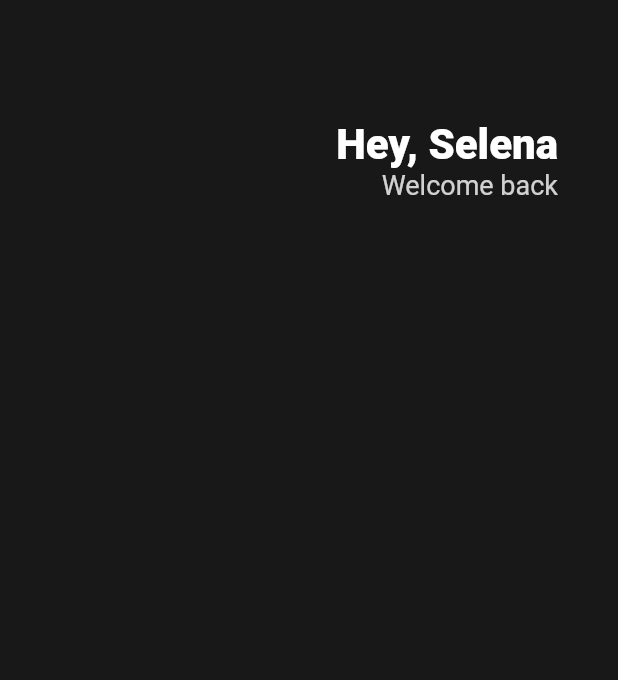
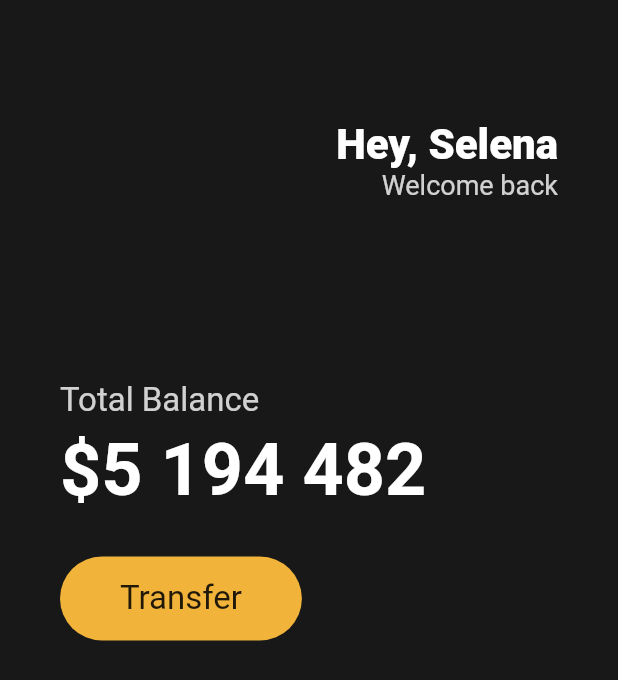
Before and after one commit to JinsooLee-Testing/toonflix, a Flutter app: the screen it shows after launch, on a phone screen of 412 x 824 dp. Shown: the top 680 px of the screen. Run offline on Flutter 3.47's test engine with Material 2 defaults, Android fonts, the phone set to English and light mode, and no system bars.

Commit message:
add Total_Balance and Cash and Transfer_Button

```diff
--- a/lib/main.dart
+++ b/lib/main.dart
@@ -23,6 +23,7 @@ class App extends StatelessWidget {
             horizontal: 40,
           ),
           child: Column(
+            crossAxisAlignment: CrossAxisAlignment.start,
             children: [
               SizedBox(
                 height: 80,
@@ -52,6 +53,50 @@ class App extends StatelessWidget {
                   ),
                 ],
               ),
+              SizedBox(
+                height: 120,
+              ),
+              Text(
+                'Total Balance',
+                style: TextStyle(
+                  fontSize: 22,
+                  color: Colors.white.withOpacity(0.8),
+                ),
+              ),
+              SizedBox(
+                height: 5,
+              ),
+              Text(
+                '\$5 194 482',
+                style: TextStyle(
+                  fontSize: 48,
+                  fontWeight: FontWeight.w600,
+                  color: Colors.white,
+                ),
+              ),
+              SizedBox(
+                height: 30,
+              ),
+              Row(
+                children: [
+                  Container(
+                    decoration: BoxDecoration(
+                      color: Color(0xFFF2B33A),
+                      borderRadius: BorderRadius.circular(45),
+                    ),
+                    child: Padding(
+                      padding: EdgeInsets.symmetric(
+                        vertical: 15,
+                        horizontal: 40,
+                      ),
+                      child: Text('Transfer',
+                          style: TextStyle(
+                            fontSize: 22,
+                          )),
+                    ),
+                  ),
+                ],
+              ),
             ],
           ),
         ),
```
